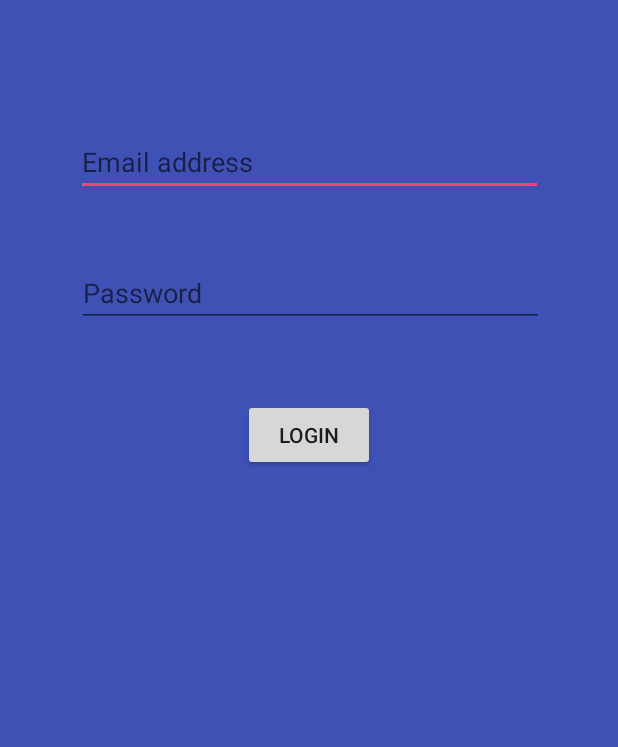
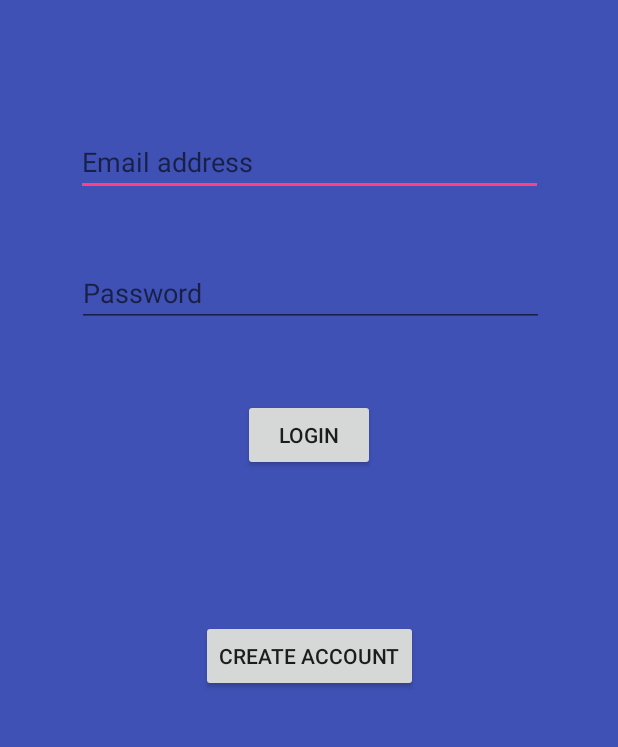
Before and after one commit to choy2007/FoodVC, an Android app: the screen it shows after launch (MainActivity), on a phone screen of 412 x 824 dp, the part 458-1205 px from its top. Run offline under Robolectric (Android 15) with nearby library versions, the phone set to English and light mode, and no system bars.

Commit message:
Fix button IDs

```diff
--- a/app/src/main/AndroidManifest.xml
+++ b/app/src/main/AndroidManifest.xml
@@ -16,6 +16,7 @@
                 <category android:name="android.intent.category.LAUNCHER" />
             </intent-filter>
         </activity>
+        <activity android:name=".RegisterActivity" />
     </application>
 
 </manifest>
--- a/app/src/main/java/com/ics115/foodvc/MainActivity.java
+++ b/app/src/main/java/com/ics115/foodvc/MainActivity.java
@@ -1,5 +1,6 @@
 package com.ics115.foodvc;
 
+import android.content.Intent;
 import android.database.Cursor;
 import android.database.sqlite.SQLiteDatabase;
 import android.database.sqlite.SQLiteOpenHelper;
@@ -14,7 +15,7 @@ public class MainActivity extends AppCompatActivity {
     SQLiteDatabase db;
     SQLiteOpenHelper openHelper;
     Cursor cursor;
-    Button _btnLogin;
+    Button _btnLogin, _btnRegister;
     EditText _txtEmail, _txtPass;
 
     @Override
@@ -25,6 +26,8 @@ public class MainActivity extends AppCompatActivity {
         _txtEmail=(EditText)findViewById(R.id.email);
         _txtPass=(EditText)findViewById(R.id.password);
         _btnLogin=(Button)findViewById(R.id.btnLogin);
+        _btnRegister=(Button)findViewById(R.id.btnRegister);
+
         openHelper = new DatabaseHelper(this);
         db = openHelper.getReadableDatabase();
         _btnLogin.setOnClickListener(new View.OnClickListener() {
@@ -44,5 +47,12 @@ public class MainActivity extends AppCompatActivity {
                 }
             }
         });
+        _btnRegister.setOnClickListener(new View.OnClickListener() {
+            @Override
+            public void onClick(View v) {
+                Intent intent = new Intent(MainActivity.this, RegisterActivity.class);
+                startActivity(intent);
+            }
+        });
     }
 }
--- a/app/src/main/res/layout/activity_main.xml
+++ b/app/src/main/res/layout/activity_main.xml
@@ -69,4 +69,19 @@
         app:layout_constraintTop_toBottomOf="@+id/password"
         app:layout_constraintVertical_bias="0.17000002" />
 
+    <Button
+        android:id="@+id/btnRegister"
+        android:layout_width="wrap_content"
+        android:layout_height="wrap_content"
+        android:layout_marginBottom="8dp"
+        android:layout_marginEnd="8dp"
+        android:layout_marginStart="8dp"
+        android:layout_marginTop="8dp"
+        android:text="Create Account"
+        app:layout_constraintBottom_toBottomOf="parent"
+        app:layout_constraintEnd_toEndOf="parent"
+        app:layout_constraintStart_toStartOf="parent"
+        app:layout_constraintTop_toTopOf="parent"
+        app:layout_constraintVertical_bias="0.93" />
+
 </android.support.constraint.ConstraintLayout>
--- a/app/src/main/res/layout/register.xml
+++ b/app/src/main/res/layout/register.xml
@@ -113,14 +113,14 @@
         app:layout_constraintVertical_bias="0.815" />
 
     <Button
-        android:id="@+id/button"
+        android:id="@+id/btnLogin"
         android:layout_width="wrap_content"
         android:layout_height="wrap_content"
         android:layout_marginBottom="8dp"
         android:layout_marginEnd="8dp"
         android:layout_marginStart="8dp"
         android:layout_marginTop="8dp"
-        android:text="Button"
+        android:text="LOGIN"
         app:layout_constraintBottom_toBottomOf="parent"
         app:layout_constraintEnd_toEndOf="parent"
         app:layout_constraintHorizontal_bias="0.675"
```
